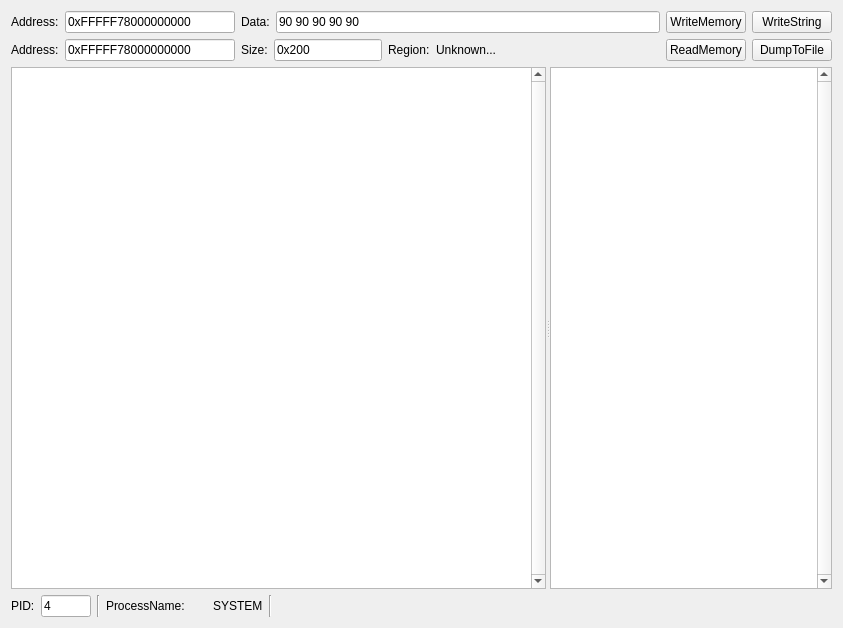
Above: src/OpenArk/res/ui/memory-rw.ui from BlackINT3/OpenArk before the change. Below: the same form after it.
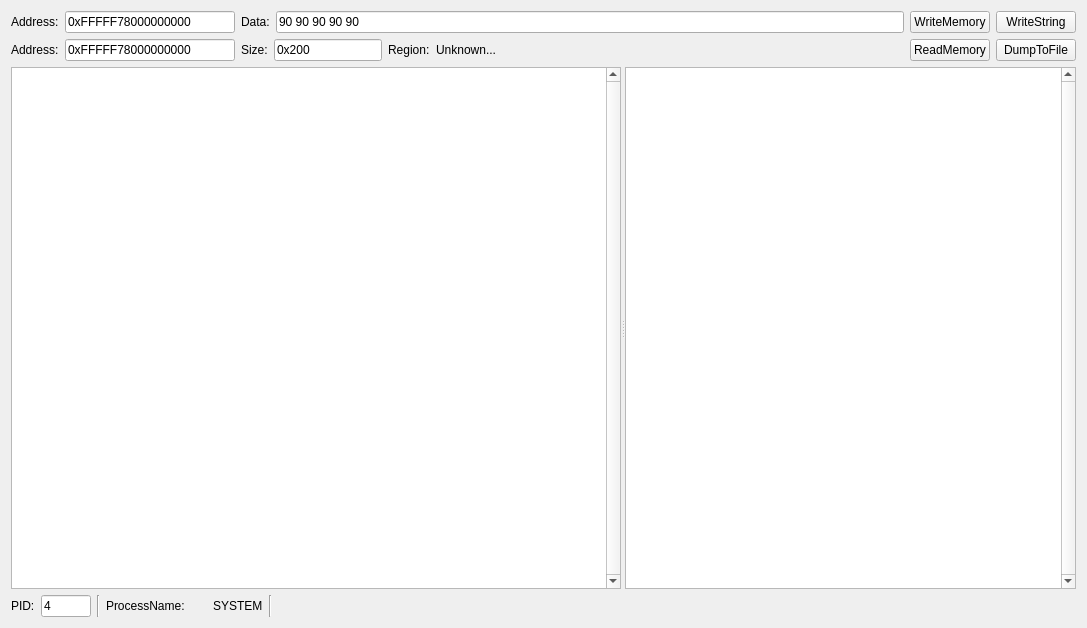
That is the form after the change.

Diff of the .ui file:
```diff
--- a/src/OpenArk/res/ui/memory-rw.ui
+++ b/src/OpenArk/res/ui/memory-rw.ui
@@ -6,7 +6,7 @@
    <rect>
     <x>0</x>
     <y>0</y>
-    <width>843</width>
+    <width>1087</width>
     <height>628</height>
    </rect>
   </property>
@@ -215,13 +215,13 @@
         </property>
         <property name="minimumSize">
          <size>
-          <width>535</width>
+          <width>610</width>
           <height>0</height>
          </size>
         </property>
         <property name="font">
          <font>
-          <family>SimSun</family>
+          <family>Consolas</family>
           <kerning>false</kerning>
          </font>
         </property>
@@ -230,9 +230,15 @@
         </property>
        </widget>
        <widget class="QTextEdit" name="disasmEdit">
+        <property name="minimumSize">
+         <size>
+          <width>0</width>
+          <height>0</height>
+         </size>
+        </property>
         <property name="font">
          <font>
-          <family>SimSun</family>
+          <family>Consolas</family>
           <kerning>false</kerning>
          </font>
         </property>
```
